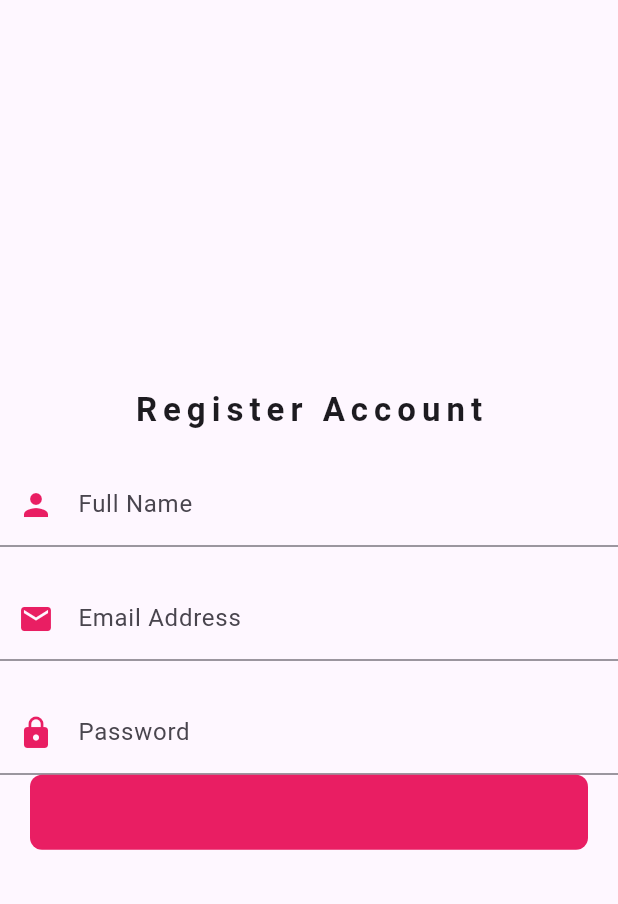
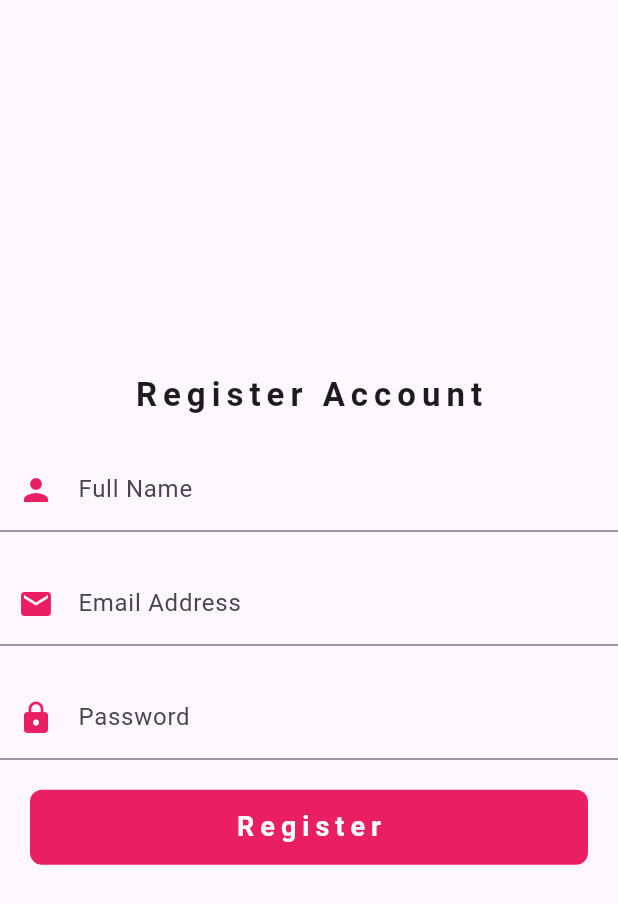
Before and after one commit to adogbeji/FlutterPracticeApp3, a Flutter app: the screen it shows after launch, on a phone screen of 412 x 824 dp. Shown: the top 904 px of the screen. Run offline on Flutter 3.47's test engine with Material 2 defaults, Android fonts, the phone set to English and light mode, and no system bars.

Commit message:
Finish styling register button & create space between button and input fields

```diff
--- a/lib/views/screens/auth/register_screen.dart
+++ b/lib/views/screens/auth/register_screen.dart
@@ -69,6 +69,10 @@ class RegisterScreen extends StatelessWidget {
             ),
           ),
 
+          const SizedBox(
+            height: 20,
+          ),
+
           // REGISTER BUTTON
           Container(
             height: 50,
@@ -77,6 +81,17 @@ class RegisterScreen extends StatelessWidget {
               color: Colors.pink,
               borderRadius: BorderRadius.circular(8),
             ),
+            child: const Center(
+              child: Text(
+                'Register',
+                style: TextStyle(
+                  fontSize: 18,
+                  fontWeight: FontWeight.bold,
+                  color: Colors.white,
+                  letterSpacing: 4,
+                ),
+              ),
+            ),
           ),
         ],
       ),
```
